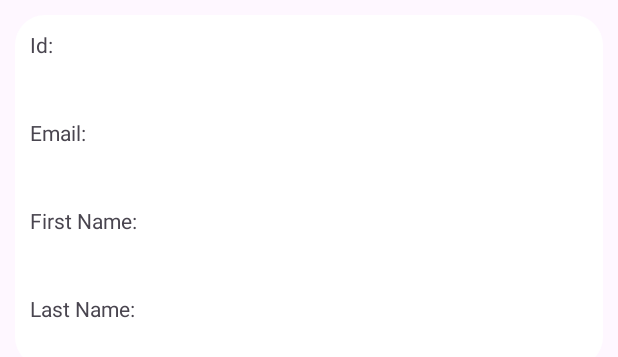
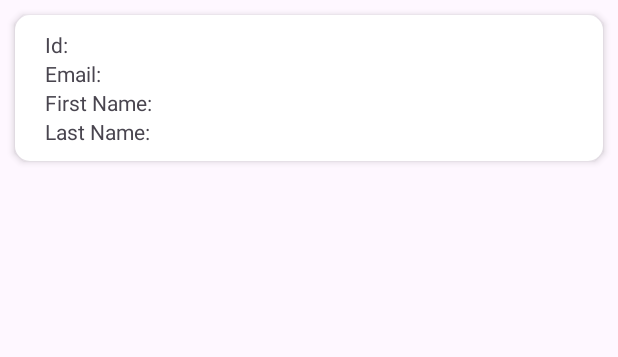
Before and after one commit to MDAlviano/fetch-api-android-native, an Android app: the layout my_view_holder.xml on its own in the app's theme, with its tools: preview values and no code run, on a phone screen of 412 x 824 dp. Shown: the top 357 px of the screen. Run offline under Robolectric (Android 15) with nearby library versions, the phone set to English and light mode, and no system bars; network calls fail.

Commit message:
fix adapter bug

```diff
--- a/app/src/main/java/com/alviano/fetch/api/android/MainActivity.kt
+++ b/app/src/main/java/com/alviano/fetch/api/android/MainActivity.kt
@@ -76,6 +76,8 @@ class MainActivity : AppCompatActivity() {
             val jsonObject: JSONObject = JSONObject(response)
             val jsonArray: JSONArray = jsonObject.getJSONArray("data")
 
+            val data = ArrayList<Person>()
+
             for (i in 0 until jsonArray.length()) {
                 val jsonObject2: JSONObject = jsonArray.getJSONObject(i)
                 val idVar = jsonObject2.getString("id")
@@ -83,21 +85,14 @@ class MainActivity : AppCompatActivity() {
                 val firstNameVar = jsonObject2.getString("first_name")
                 val lastNameVar = jsonObject2.getString("last_name")
 
+                data.add(Person(idVar, emailVar, firstNameVar, lastNameVar))
+            }
 
+            recyclerView = findViewById(R.id.recyclerView)
+            recyclerView.layoutManager = LinearLayoutManager(this)
+            val adapter = MyAdapters(data)
+            recyclerView.adapter = adapter
 
-                recyclerView = findViewById(R.id.recyclerView)
-                recyclerView.layoutManager = LinearLayoutManager(this)
-
-                val data = ArrayList<Person>()
-                data.add(Person(idVar, emailVar, firstNameVar, lastNameVar))
-                data.add(Person(idVar, emailVar, firstNameVar, lastNameVar))
-                data.add(Person(idVar, emailVar, firstNameVar, lastNameVar))
-                data.add(Person(idVar, emailVar, firstNameVar, lastNameVar))
-
-                val adapter = MyAdapters(data)
-                recyclerView.adapter = adapter
-
-            }
         } catch (e: Exception) {
             e.printStackTrace()
         }
--- a/app/src/main/res/drawable/custom_bg.xml
+++ b/app/src/main/res/drawable/custom_bg.xml
@@ -1,5 +1,5 @@
 <?xml version="1.0" encoding="utf-8"?>
 <shape xmlns:android="http://schemas.android.com/apk/res/android">
     <solid android:color="@color/white" />
-    <corners android:radius="20dp"/>
+    <corners android:radius="10dp"/>
 </shape>
--- a/app/src/main/res/layout/my_view_holder.xml
+++ b/app/src/main/res/layout/my_view_holder.xml
@@ -4,13 +4,15 @@
     android:layout_height="wrap_content"
     android:orientation="vertical"
     android:background="@drawable/custom_bg"
-    android:layout_margin="10dp">
+    android:layout_margin="10dp"
+    android:elevation="3dp">
 
     <LinearLayout
         android:layout_width="match_parent"
         android:layout_height="wrap_content"
-        android:orientation="vertical"
-        android:layout_margin="10dp">
+        android:orientation="horizontal"
+        android:layout_marginHorizontal="20dp"
+        android:layout_marginTop="10dp">
 
         <TextView
             android:layout_width="wrap_content"
@@ -27,8 +29,8 @@
     <LinearLayout
         android:layout_width="match_parent"
         android:layout_height="wrap_content"
-        android:orientation="vertical"
-        android:layout_margin="10dp">
+        android:orientation="horizontal"
+        android:layout_marginHorizontal="20dp">
 
         <TextView
             android:layout_width="wrap_content"
@@ -45,8 +47,8 @@
     <LinearLayout
         android:layout_width="match_parent"
         android:layout_height="wrap_content"
-        android:orientation="vertical"
-        android:layout_margin="10dp">
+        android:orientation="horizontal"
+        android:layout_marginHorizontal="20dp">
 
         <TextView
             android:layout_width="wrap_content"
@@ -63,8 +65,9 @@
     <LinearLayout
         android:layout_width="match_parent"
         android:layout_height="wrap_content"
-        android:orientation="vertical"
-        android:layout_margin="10dp">
+        android:orientation="horizontal"
+        android:layout_marginHorizontal="20dp"
+        android:layout_marginBottom="10dp">
 
         <TextView
             android:layout_width="wrap_content"
```
